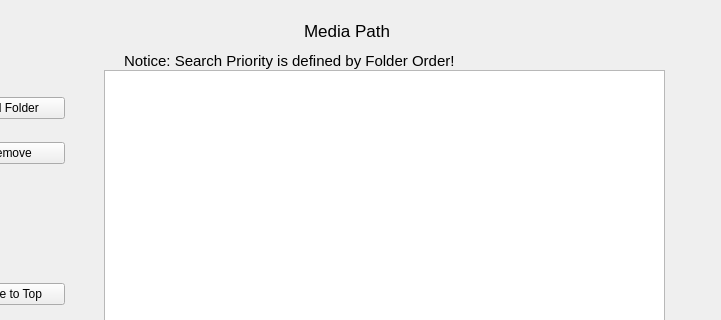
Old version of the form Client/command_validator_app/ui/Addpath.ui in the repository SJTU-Applemin/AutoULTGen; both pictures show x 86 to 807 and y 0 to 320 of the 807 by 516 pixel window.
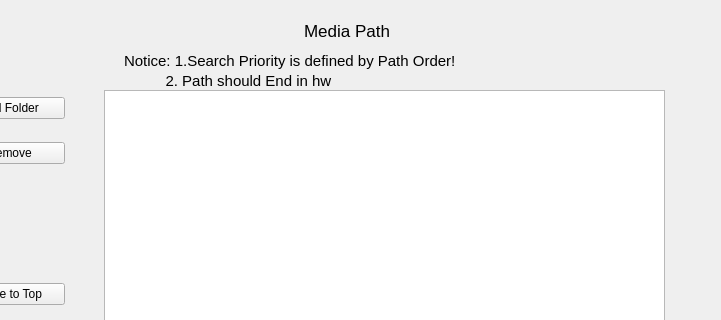
New version of the form.

The edit to the form file:
```diff
--- a/Client/command_validator_app/ui/Addpath.ui
+++ b/Client/command_validator_app/ui/Addpath.ui
@@ -20,9 +20,9 @@
    <property name="geometry">
     <rect>
      <x>190</x>
-     <y>70</y>
+     <y>90</y>
      <width>561</width>
-     <height>381</height>
+     <height>361</height>
     </rect>
    </property>
   </widget>
@@ -46,7 +46,7 @@
     </font>
    </property>
    <property name="text">
-    <string>Notice: Search Priority is defined by Folder Order!</string>
+    <string>Notice: 1.Search Priority is defined by Path Order!</string>
    </property>
   </widget>
   <widget class="QWidget" name="layoutWidget">
@@ -93,7 +93,7 @@
     <string>Media Path</string>
    </property>
   </widget>
-  <widget class="QWidget" name="">
+  <widget class="QWidget" name="layoutWidget">
    <property name="geometry">
     <rect>
      <x>40</x>
@@ -151,6 +151,29 @@
     <string>Save</string>
    </property>
   </widget>
+  <widget class="QLabel" name="label_3">
+   <property name="geometry">
+    <rect>
+     <x>210</x>
+     <y>70</y>
+     <width>531</width>
+     <height>21</height>
+    </rect>
+   </property>
+   <property name="font">
+    <font>
+     <pointsize>11</pointsize>
+     <weight>50</weight>
+     <italic>false</italic>
+     <bold>false</bold>
+     <underline>false</underline>
+     <strikeout>false</strikeout>
+    </font>
+   </property>
+   <property name="text">
+    <string>          2. Path should End in hw</string>
+   </property>
+  </widget>
  </widget>
  <resources/>
  <connections/>
```
